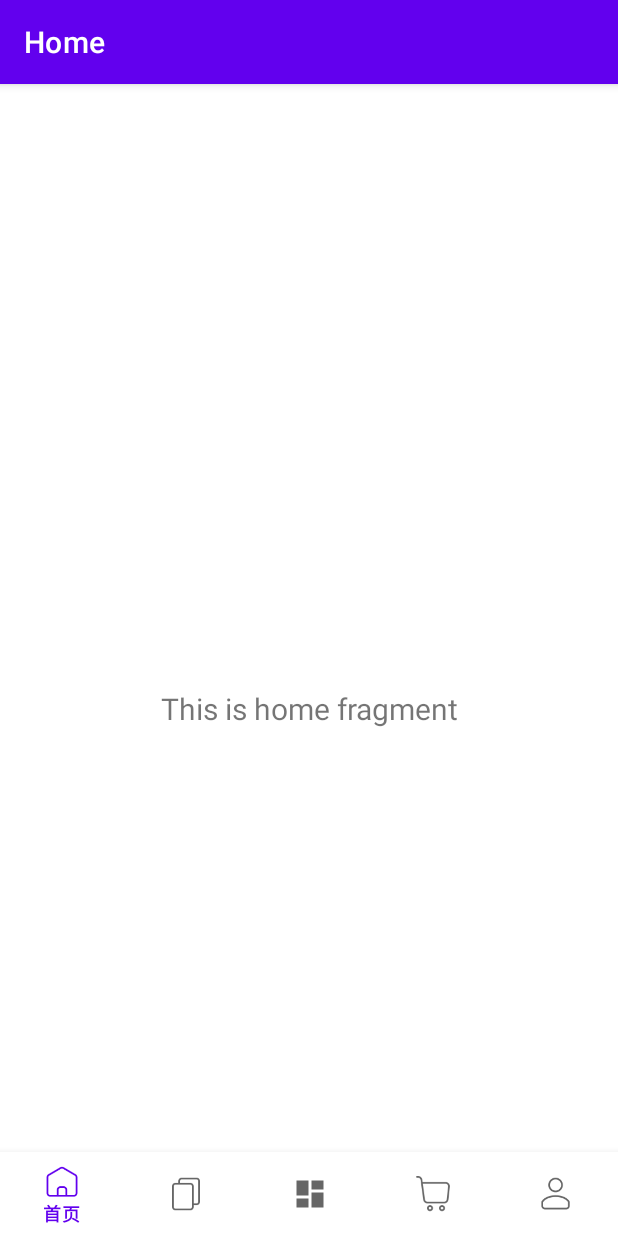
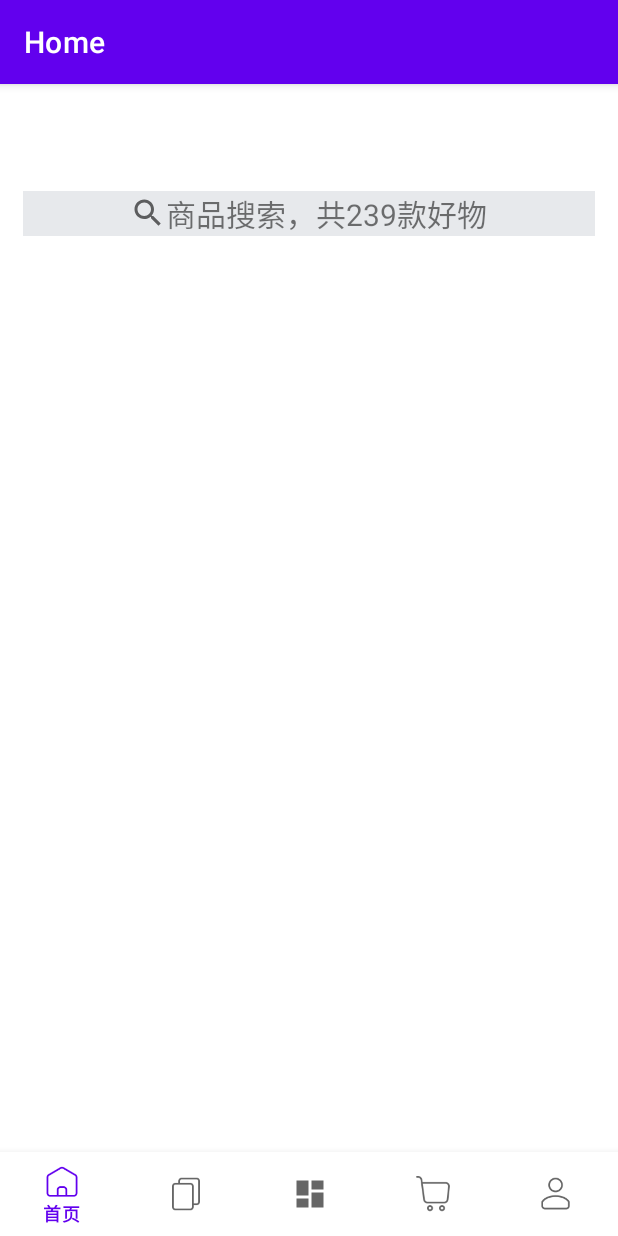
Before and after one commit to ZhengZt0627/1224porject, an Android app: the screen it shows after launch (MainActivity), on a phone screen of 412 x 824 dp. Run offline under Robolectric (Android 15) with nearby library versions, the phone set to English and light mode, and no system bars; our stand-ins replace navigation-ui.

Commit message:
搜索框完成

```diff
--- a/app/src/main/java/com/example/a1224porject/ui/home/HomeFragment.java
+++ b/app/src/main/java/com/example/a1224porject/ui/home/HomeFragment.java
@@ -19,15 +19,9 @@ public class HomeFragment extends Fragment {
     private HomeViewModel homeViewModel;
 
     public View onCreateView(@NonNull LayoutInflater inflater, ViewGroup container, Bundle savedInstanceState) {
-        homeViewModel = new ViewModelProvider(this).get(HomeViewModel.class);
-        View root = inflater.inflate(R.layout.fragment_home, container, false);
-        final TextView textView = root.findViewById(R.id.text_home);
-        homeViewModel.getText().observe(getViewLifecycleOwner(), new Observer<String>() {
-            @Override
-            public void onChanged(@Nullable String s) {
-                textView.setText(s);
-            }
-        });
-        return root;
+      //  homeViewModel = new ViewModelProvider(this).get(HomeViewModel.class);
+        View view = inflater.inflate(R.layout.fragment_home, container, false);
+       return view;
+
     }
 }
--- /dev/null
+++ b/app/src/main/res/drawable/ic_baseline_search_24.xml
@@ -0,0 +1,10 @@
+<vector xmlns:android="http://schemas.android.com/apk/res/android"
+    android:width="24dp"
+    android:height="24dp"
+    android:viewportWidth="24"
+    android:viewportHeight="24"
+    android:tint="?attr/colorControlNormal">
+  <path
+      android:fillColor="@android:color/white"
+      android:pathData="M15.5,14h-0.79l-0.28,-0.27C15.41,12.59 16,11.11 16,9.5 16,5.91 13.09,3 9.5,3S3,5.91 3,9.5 5.91,16 9.5,16c1.61,0 3.09,-0.59 4.23,-1.57l0.27,0.28v0.79l5,4.99L20.49,19l-4.99,-5zM9.5,14C7.01,14 5,11.99 5,9.5S7.01,5 9.5,5 14,7.01 14,9.5 11.99,14 9.5,14z"/>
+</vector>
--- a/app/src/main/res/layout/fragment_home.xml
+++ b/app/src/main/res/layout/fragment_home.xml
@@ -1,22 +1,29 @@
 <?xml version="1.0" encoding="utf-8"?>
-<androidx.constraintlayout.widget.ConstraintLayout xmlns:android="http://schemas.android.com/apk/res/android"
+<LinearLayout xmlns:android="http://schemas.android.com/apk/res/android"
     xmlns:app="http://schemas.android.com/apk/res-auto"
     xmlns:tools="http://schemas.android.com/tools"
     android:layout_width="match_parent"
     android:layout_height="match_parent"
     tools:context=".ui.home.HomeFragment">
 
-    <TextView
-        android:id="@+id/text_home"
+    <LinearLayout
+        android:layout_margin="15dp"
+        android:gravity="center"
+        android:id="@+id/ll"
+        android:background="#E7E9EC"
         android:layout_width="match_parent"
         android:layout_height="wrap_content"
-        android:layout_marginStart="8dp"
-        android:layout_marginTop="8dp"
-        android:layout_marginEnd="8dp"
-        android:textAlignment="center"
-        android:textSize="20sp"
-        app:layout_constraintBottom_toBottomOf="parent"
-        app:layout_constraintEnd_toEndOf="parent"
-        app:layout_constraintStart_toStartOf="parent"
-        app:layout_constraintTop_toTopOf="parent" />
-</androidx.constraintlayout.widget.ConstraintLayout>
+        android:orientation="horizontal">
+        <ImageView
+            android:src="@drawable/ic_baseline_search_24"
+            android:layout_width="wrap_content"
+            android:layout_height="wrap_content">
+
+        </ImageView>
+        <TextView
+            android:textSize="20sp"
+            android:text="商品搜索，共239款好物"
+            android:layout_width="wrap_content"
+            android:layout_height="wrap_content"></TextView>
+    </LinearLayout>
+</LinearLayout>
```
